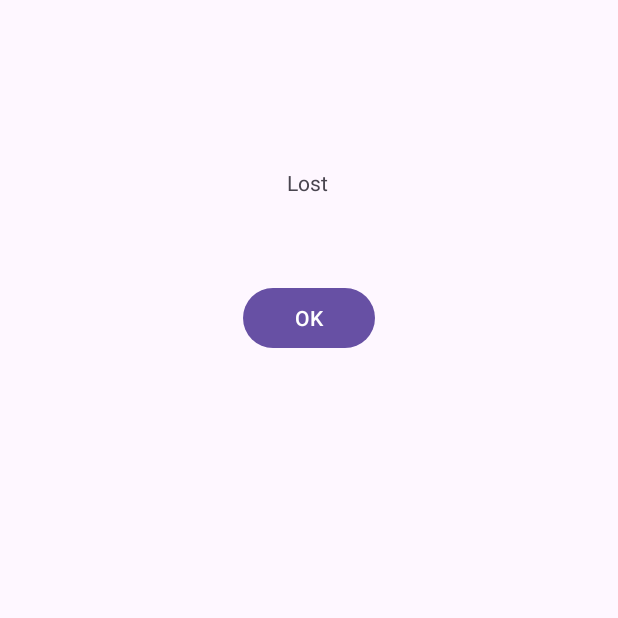
After one commit to gabrieldinu144/PracticalTest01Var06, an Android app: the PracticalTest01Var06SecondaryActivity screen opened directly, with no data from a screen before it, on a phone screen of 412 x 824 dp, the top half of it. The commit adds this screen. Run offline under Robolectric (Android 15) with nearby library versions, the phone set to English and light mode, and no system bars.

Commit message:
Last commit

```diff
--- a/PracticalTest01Var06/app/src/main/AndroidManifest.xml
+++ b/PracticalTest01Var06/app/src/main/AndroidManifest.xml
@@ -13,6 +13,9 @@
         android:theme="@style/Theme.PracticalTest01Var06"
         tools:targetApi="31">
         <activity
+            android:name=".PracticalTest01Var06SecondaryActivity"
+            android:exported="false" />
+        <activity
             android:name=".PracticalTest01Var06MainActivity"
             android:exported="true">
             <intent-filter>
--- /dev/null
+++ b/PracticalTest01Var06/app/src/main/java/ro/pub/cs/systems/eim/practicaltest01var06/PracticalTest01Var06SecondaryActivity.kt
@@ -0,0 +1,64 @@
+package ro.pub.cs.systems.eim.practicaltest01var06
+
+import android.content.Intent
+import android.os.Bundle
+import android.widget.Button
+import android.widget.TextView
+import androidx.activity.enableEdgeToEdge
+import androidx.appcompat.app.AppCompatActivity
+import androidx.core.view.ViewCompat
+import androidx.core.view.WindowInsetsCompat
+
+class PracticalTest01Var06SecondaryActivity : AppCompatActivity() {
+    override fun onCreate(savedInstanceState: Bundle?) {
+        super.onCreate(savedInstanceState)
+        enableEdgeToEdge()
+        setContentView(R.layout.activity_practical_test01_var06_secondary)
+        ViewCompat.setOnApplyWindowInsetsListener(findViewById(R.id.main)) { v, insets ->
+            val systemBars = insets.getInsets(WindowInsetsCompat.Type.systemBars())
+            v.setPadding(systemBars.left, systemBars.top, systemBars.right, systemBars.bottom)
+            insets
+        }
+
+        val val1 = intent.getStringExtra("Val1")
+        val val2 = intent.getStringExtra("Val2")
+        val val3 = intent.getStringExtra("Val3")
+        val nrChecks = intent.getIntExtra("NrChecks", 0)
+
+        val gained: TextView = findViewById(R.id.textView)
+        var score: Int = 0
+
+        if ((val1 == "*" && val2 == "*" && val3 == "*") || (val1 == "*" && val2 == "*") || (val1 == "*" && val3 == "*") || (val2 == "*" && val3 == "*") ||
+            (val1 == "*" && val2?.compareTo(val3.toString()) == 0) || (val2 == "*" && val1?.compareTo(val3.toString()) == 0) || (val3 == "*" && val1?.compareTo(val2.toString()) == 0) ||
+            (val1?.compareTo(val2.toString()) == 0 && val2?.compareTo(val3.toString()) == 0)) {
+            if (nrChecks == 0) {
+                score = 100
+                gained.text = "Gained " + score.toString()
+            }
+            else if (nrChecks == 1) {
+                score = 50
+                gained.text = "Gained " + score.toString()
+            }
+            else if (nrChecks == 2) {
+                score = 10
+                gained.text = "Gained " + score.toString()
+            }
+            else {
+                score = 0
+                gained.text = "Gained " + score.toString()
+            }
+        } else {
+            gained.text = "Lost"
+        }
+
+        val button: Button = findViewById(R.id.backButton)
+
+//        button.setOnClickListener {
+//            val returnIntent = Intent().apply {
+//                putExtra("another_key", "anotherValue")
+//            }
+//            setResult(RESULT_OK, returnIntent)
+//            finish()
+//        }
+    }
+}
--- /dev/null
+++ b/PracticalTest01Var06/app/src/main/res/layout/activity_practical_test01_var06_secondary.xml
@@ -0,0 +1,30 @@
+<?xml version="1.0" encoding="utf-8"?>
+<androidx.constraintlayout.widget.ConstraintLayout xmlns:android="http://schemas.android.com/apk/res/android"
+    xmlns:app="http://schemas.android.com/apk/res-auto"
+    xmlns:tools="http://schemas.android.com/tools"
+    android:id="@+id/main"
+    android:layout_width="match_parent"
+    android:layout_height="match_parent"
+    tools:context=".PracticalTest01Var06SecondaryActivity">
+
+    <TextView
+        android:id="@+id/textView"
+        android:layout_width="wrap_content"
+        android:layout_height="wrap_content"
+        android:layout_marginTop="112dp"
+        android:text="Gained"
+        app:layout_constraintEnd_toEndOf="parent"
+        app:layout_constraintHorizontal_bias="0.498"
+        app:layout_constraintStart_toStartOf="parent"
+        app:layout_constraintTop_toTopOf="parent" />
+
+    <Button
+        android:id="@+id/backButton"
+        android:layout_width="wrap_content"
+        android:layout_height="wrap_content"
+        android:layout_marginTop="188dp"
+        android:text="OK"
+        app:layout_constraintEnd_toEndOf="parent"
+        app:layout_constraintStart_toStartOf="parent"
+        app:layout_constraintTop_toTopOf="parent" />
+</androidx.constraintlayout.widget.ConstraintLayout>
```
Also changed, not shown: PracticalTest01Var06/app/src/main/java/ro/pub/cs/systems/eim/practicaltest01var06/PracticalTest01Var06MainActivity.kt (+42 -2 lines).
